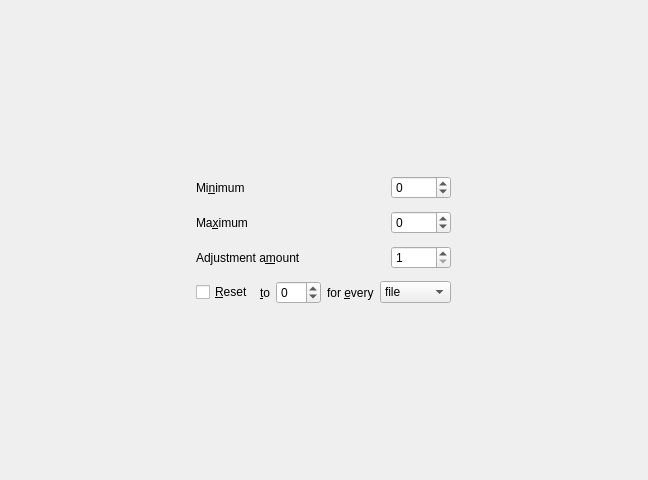
Old version of the form kplayer/kplayersettingsbrightness.ui in the repository KDE/kplayer.
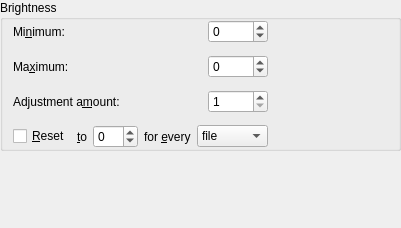
New version of the form. Custom widgets are drawn as their Qt base class.

Commit message: Replace QFrames with QGroupBoxes in configure dialog.

What changed in the file:
```diff
--- a/kplayer/kplayersettingsbrightness.ui
+++ b/kplayer/kplayersettingsbrightness.ui
@@ -6,8 +6,8 @@
    <rect>
     <x>0</x>
     <y>0</y>
-    <width>648</width>
-    <height>480</height>
+    <width>401</width>
+    <height>228</height>
    </rect>
   </property>
   <property name="frameShape">
@@ -21,20 +21,29 @@
   </property>
   <layout class="QGridLayout">
    <item row="0" column="0">
-    <widget class="QFrame" name="frame4">
+    <widget class="QGroupBox" name="groupBox4">
      <property name="sizePolicy">
-      <sizepolicy hsizetype="Fixed" vsizetype="Fixed">
+      <sizepolicy hsizetype="Preferred" vsizetype="Preferred">
        <horstretch>0</horstretch>
        <verstretch>0</verstretch>
       </sizepolicy>
      </property>
-     <property name="frameShape">
-      <enum>QFrame::NoFrame</enum>
+     <property name="title">
+      <string>Brightness</string>
      </property>
-     <property name="frameShadow">
-      <enum>QFrame::Plain</enum>
+     <property name="flat">
+      <bool>false</bool>
+     </property>
+     <property name="checkable">
+      <bool>false</bool>
+     </property>
+     <property name="checked">
+      <bool>false</bool>
      </property>
      <layout class="QGridLayout">
+      <property name="leftMargin">
+       <number>10</number>
+      </property>
       <item row="0" column="0">
        <widget class="QLabel" name="l_brightness_minimum">
         <property name="sizePolicy">
@@ -50,7 +59,7 @@
          <string>Option to specify a lower limit on the video brightness setting.</string>
         </property>
         <property name="text">
-         <string>Mi&amp;nimum</string>
+         <string>Mi&amp;nimum:</string>
         </property>
         <property name="alignment">
          <set>Qt::AlignLeading|Qt::AlignLeft|Qt::AlignVCenter</set>
@@ -106,7 +115,7 @@
          <string>Option to specify an upper limit on the video brightness setting.</string>
         </property>
         <property name="text">
-         <string>Ma&amp;ximum</string>
+         <string>Ma&amp;ximum:</string>
         </property>
         <property name="alignment">
          <set>Qt::AlignLeading|Qt::AlignLeft|Qt::AlignVCenter</set>
@@ -162,7 +171,7 @@
          <string>Option to specify the amount by which to change video brightness when using Increase/Decrease Brightness commands on Player/Video menu or the corresponding keyboard shortcuts.</string>
         </property>
         <property name="text">
-         <string>Adjustment a&amp;mount</string>
+         <string>Adjustment a&amp;mount:</string>
         </property>
         <property name="alignment">
          <set>Qt::AlignLeading|Qt::AlignLeft|Qt::AlignVCenter</set>
@@ -327,9 +336,35 @@
         </item>
        </layout>
       </item>
+      <item row="2" column="2">
+       <spacer name="horizontalSpacer">
+        <property name="orientation">
+         <enum>Qt::Horizontal</enum>
+        </property>
+        <property name="sizeHint" stdset="0">
+         <size>
+          <width>40</width>
+          <height>20</height>
+         </size>
+        </property>
+       </spacer>
+      </item>
      </layout>
     </widget>
    </item>
+   <item row="1" column="0">
+    <spacer name="verticalSpacer">
+     <property name="orientation">
+      <enum>Qt::Vertical</enum>
+     </property>
+     <property name="sizeHint" stdset="0">
+      <size>
+       <width>20</width>
+       <height>40</height>
+      </size>
+     </property>
+    </spacer>
+   </item>
   </layout>
  </widget>
  <layoutdefault spacing="12" margin="0"/>
```
Left out of the diff: 2 changed lines with no effect on the pictures. The commit also changes 12 other files.
